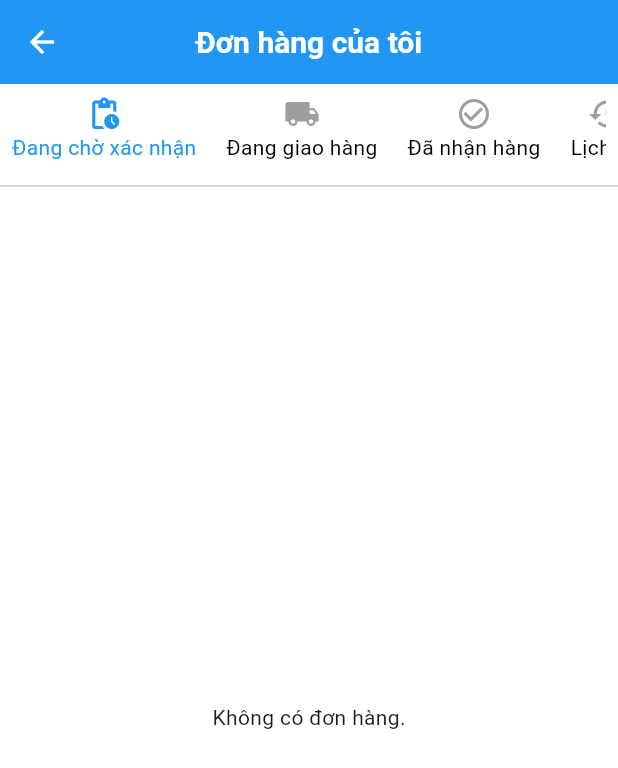
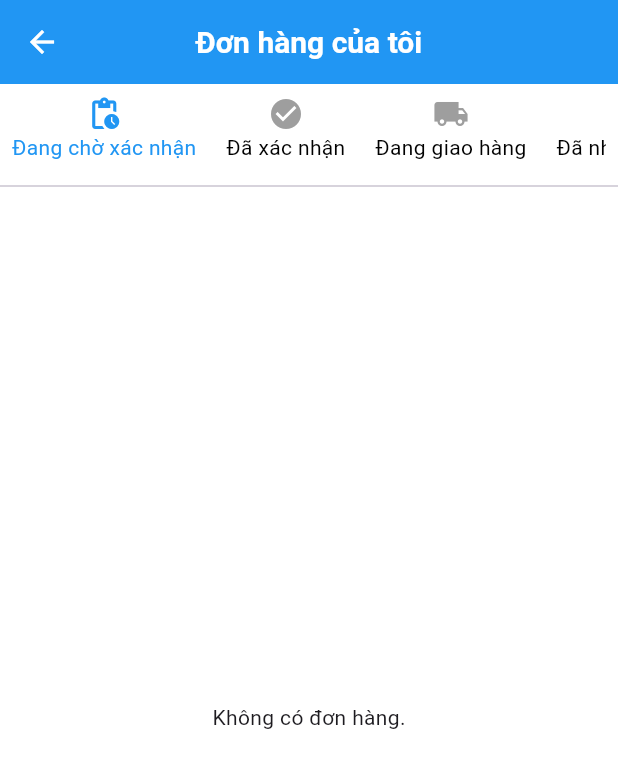
Before and after one commit to dangvcuong/GroFast_Consumers, a Flutter app: the OrderScreen screen opened directly, on a phone screen of 412 x 824 dp. Shown: the top 768 px of the screen. Run offline on Flutter 3.47's test engine with Material 3 defaults, Android fonts, the phone set to English and light mode, and no system bars; our stand-ins replace cloud_firestore, diacritic, dio, eva_icons_flutter, file_picker, firebase_auth and 20 more; missing offline and left inert: app_settings, enefty_icons, flutter_stripe; accounts and stored records are empty; statements that could not run were skipped; key blocks and very long unbroken strings in the code were emptied for the run.

Commit message:
Update them xy li trang thai don hang

```diff
--- a/lib/features/shop/views/oder/oder_screen.dart
+++ b/lib/features/shop/views/oder/oder_screen.dart
@@ -53,7 +53,14 @@ class _OrderScreenState extends State<OrderScreen> {
                     label: "Đang chờ xác nhận",
                     status: 'Đang chờ xác nhận',
                   ),
-                  const SizedBox(width: 20), // Khoảng cách giữa các tab
+                  const SizedBox(width: 20),
+                  buildStatusIcon(
+                    context,
+                    icon: Icons.check_circle,
+                    label: "Đã xác nhận",
+                    status: 'Đã xác nhận',
+                  ),
+                  const SizedBox(width: 20),
                   buildStatusIcon(
                     context,
                     icon: Icons.local_shipping,
@@ -102,7 +109,7 @@ class _OrderScreenState extends State<OrderScreen> {
                 final Map<dynamic, dynamic> ordersMap =
                 snapshot.data!.snapshot.value as Map<dynamic, dynamic>;
 
-                // Lọc đơn hàng theo trạng thái: Thành công hoặc Đã hủy khi chọn "Lịch sử"
+                // Lọc đơn hàng theo trạng thái
                 final List<Map<String, dynamic>> orders = ordersMap.entries
                     .map((entry) => {
                   'id': entry.key.toString(),
--- a/pubspec.yaml
+++ b/pubspec.yaml
@@ -106,7 +106,7 @@ dependencies:
   diacritic: ^0.1.6
   flutter_fortune_wheel: ^1.3.2
   flutter_chat_ui: ^1.6.15
-  file_picker: ^8.1.4
+  file_picker: ^6.1.1
   open_filex: ^4.5.0
   flutter_launcher_icons: ^0.14.1
   cached_network_image: ^3.2.0
```
Also changed, not shown: pubspec.lock. Lines whose indentation alone changed are shown as unchanged.
